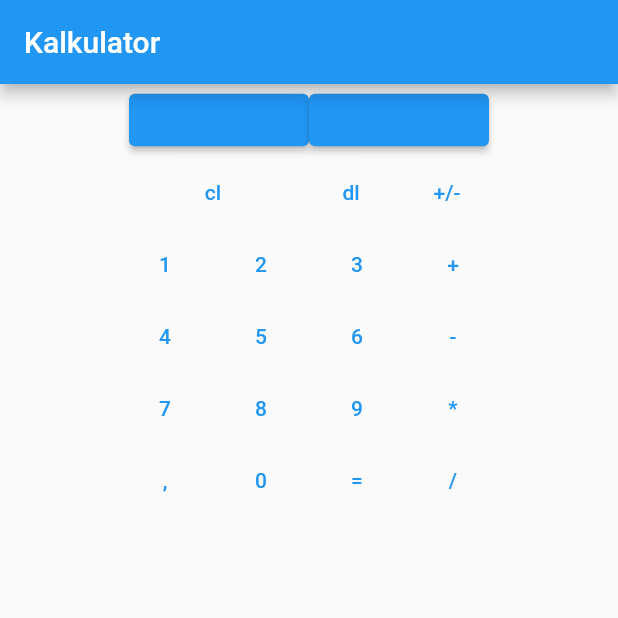
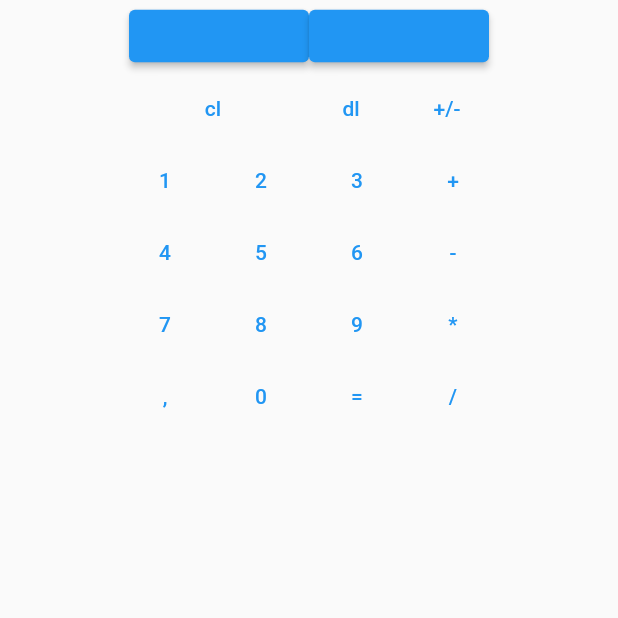
Before and after one commit to Kacp-R/kalk, a Flutter app: the screen it shows after launch, on a phone screen of 412 x 824 dp, the top half of it. Run offline on Flutter 3.47's test engine with Material 2 defaults, Android fonts, the phone set to English and light mode, and no system bars.

```diff
--- a/lib/main.dart
+++ b/lib/main.dart
@@ -25,9 +25,6 @@ class _MyAppState extends State<MyApp> {
     return MaterialApp(
       title: "test1",
       home: Scaffold(
-        appBar: AppBar(
-          title: const Text("Kalkulator"),
-        ),
         body: Column(
         children: [
           Row(
```
